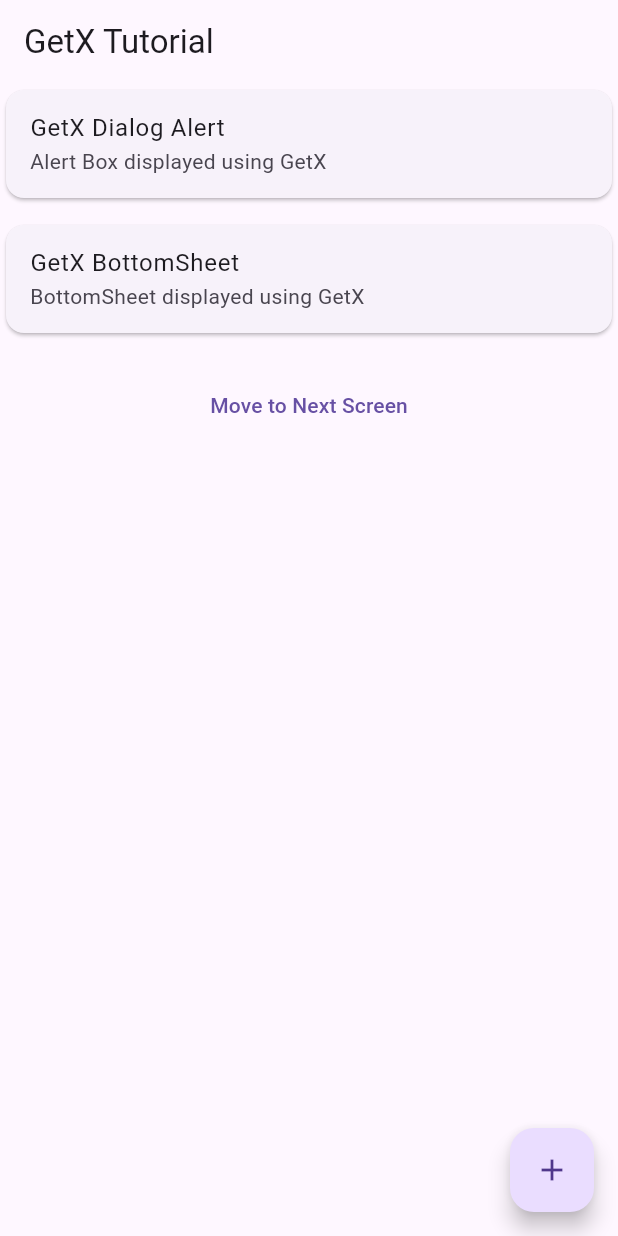
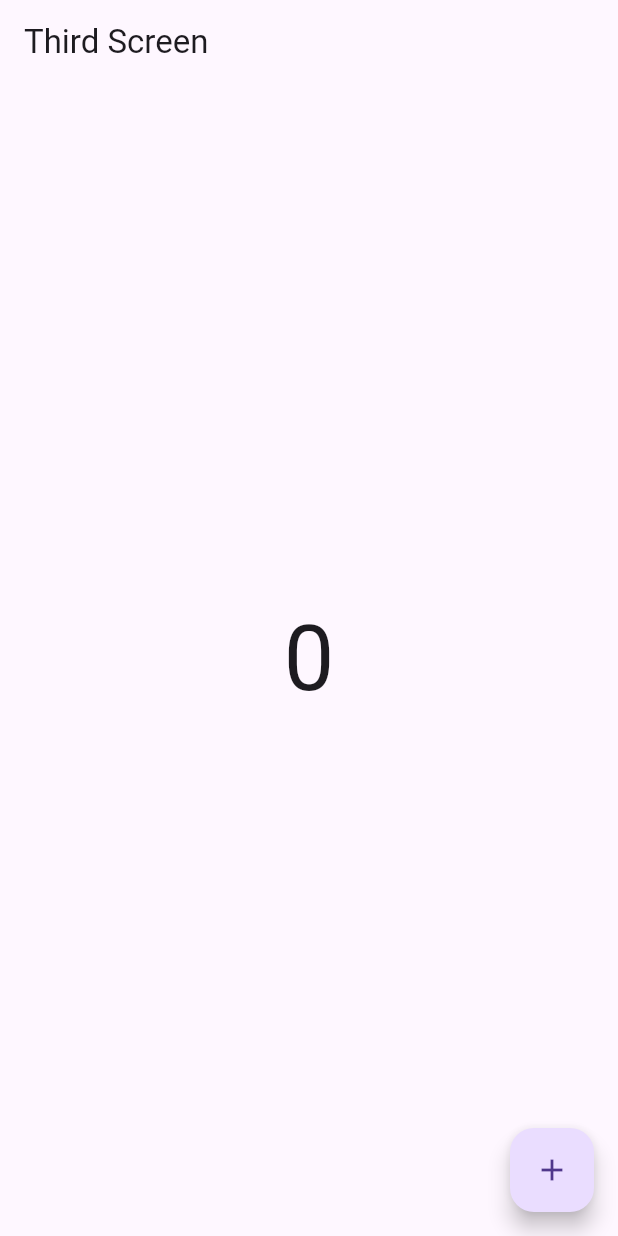
Before and after one commit to asheesh20/tut_getx_app, a Flutter app: the screen it shows after launch, on a phone screen of 412 x 824 dp. Run offline on Flutter 3.47's test engine with Material 3 defaults, Android fonts, the phone set to English and light mode, and no system bars; our stand-ins replace get.

Commit message:
counter example

```diff
--- /dev/null
+++ b/lib/controller/counter_controller.dart
@@ -0,0 +1,12 @@
+import 'package:flutter/material.dart';
+import 'package:get/get.dart';
+
+class CounterController extends GetxController {
+  // obs makes the counter variable in check ie checks if there is any change the counter
+  //variable or not
+  RxInt counter = 0.obs;
+
+  incrementCounter() {
+    counter.value++;
+  }
+}
--- a/lib/main.dart
+++ b/lib/main.dart
@@ -128,9 +128,10 @@
 
 import 'package:flutter/material.dart';
 import 'package:get/get.dart';
-import 'package:tut_getx_app/home_screen.dart';
-import 'package:tut_getx_app/screen_one.dart';
-import 'package:tut_getx_app/screen_two.dart';
+import 'package:tut_getx_app/view/home_screen.dart';
+import 'package:tut_getx_app/view/screen_one.dart';
+import 'package:tut_getx_app/view/screen_two.dart';
+import 'package:tut_getx_app/view/third_screen.dart';
 
 void main() {
   runApp(const MyApp());
@@ -143,7 +144,8 @@
   Widget build(context) {
     return GetMaterialApp(
       debugShowCheckedModeBanner: false,
-      home: HomeScreen(),
+      //home: HomeScreen(),
+      home: ThirdScreen(),
       // For Routing
       getPages: [
         GetPage(name: '/', page: () => HomeScreen()),
--- a/lib/screen_one.dart
+++ b/lib/view/screen_one.dart
@@ -1,6 +1,6 @@
 import 'package:flutter/material.dart';
 import 'package:get/get.dart';
-import 'package:tut_getx_app/screen_two.dart';
+import 'package:tut_getx_app/view/screen_two.dart';
 
 class ScreenOne extends StatefulWidget {
   const ScreenOne({
--- /dev/null
+++ b/lib/view/third_screen.dart
@@ -0,0 +1,49 @@
+import 'package:flutter/material.dart';
+import 'package:get/get.dart';
+import 'package:tut_getx_app/controller/counter_controller.dart';
+
+class ThirdScreen extends StatefulWidget {
+  const ThirdScreen({super.key});
+
+  @override
+  State<ThirdScreen> createState() => _ThirdScreenState();
+}
+
+class _ThirdScreenState extends State<ThirdScreen> {
+  final CounterController controller = Get.put(CounterController());
+  //int counter = 0;
+
+  @override
+  void initState() {
+    super.initState();
+  }
+
+  @override
+  Widget build(context) {
+    print('rebuild');
+    return Scaffold(
+      appBar: AppBar(
+        title: const Text('Third Screen'),
+      ),
+      body: Center(
+          // child: Text(
+          //   counter.toString(),
+          //   style: TextStyle(fontSize: 60),
+          // ),
+          child: Obx(() {
+        return Text(
+          controller.counter.toString(),
+          style: const TextStyle(fontSize: 60),
+        );
+      })),
+      floatingActionButton: FloatingActionButton(
+        onPressed: () {
+          // counter++;
+          // setState(() {});
+          controller.incrementCounter();
+        },
+        child: const Icon(Icons.add),
+      ),
+    );
+  }
+}
```
Also changed, not shown: lib/view/home_screen.dart (renamed from lib/home_screen.dart), lib/view/screen_two.dart (renamed from lib/screen_two.dart).
